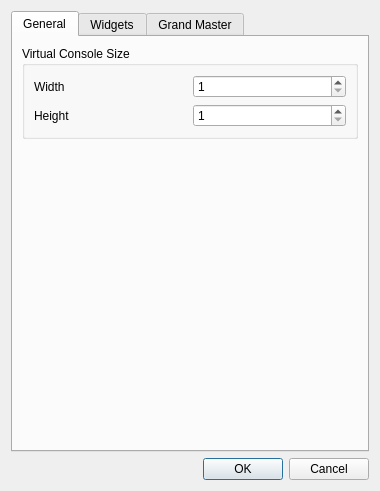
Above: ui/src/virtualconsole/vcproperties.ui from mcallegari/qlcplus before the change. Below: the same form after it.
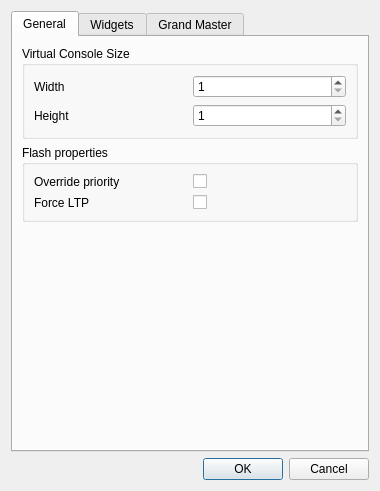
That is the form after the change.

Commit message:
Implement possibility of overriding flash functionality
Implement the possibility to enable overriding and LTP forcing flash scenes.

What changed in the file:
```diff
--- a/ui/src/virtualconsole/vcproperties.ui
+++ b/ui/src/virtualconsole/vcproperties.ui
@@ -43,6 +43,19 @@
        <string>General</string>
       </attribute>
       <layout class="QGridLayout" name="gridLayout_3">
+       <item row="2" column="0">
+        <spacer name="verticalSpacer_2">
+         <property name="orientation">
+          <enum>Qt::Vertical</enum>
+         </property>
+         <property name="sizeHint" stdset="0">
+          <size>
+           <width>20</width>
+           <height>111</height>
+          </size>
+         </property>
+        </spacer>
+       </item>
        <item row="0" column="0">
         <widget class="QGroupBox" name="m_sizeGroup">
          <property name="title">
@@ -105,17 +118,47 @@
         </widget>
        </item>
        <item row="1" column="0">
-        <spacer name="verticalSpacer_2">
-         <property name="orientation">
-          <enum>Qt::Vertical</enum>
+        <widget class="QGroupBox" name="m_flashGroup">
+         <property name="title">
+          <string>Flash properties</string>
          </property>
-         <property name="sizeHint" stdset="0">
-          <size>
-           <width>20</width>
-           <height>111</height>
-          </size>
-         </property>
-        </spacer>
+         <layout class="QGridLayout" name="gridLayout_5">
+          <item row="3" column="0">
+           <widget class="QLabel" name="label_24">
+            <property name="toolTip">
+             <string>Should flash scenes handle all channels as LTP channels. This overrides higher values for intensity channels when flashing.</string>
+            </property>
+            <property name="text">
+             <string>Force LTP</string>
+            </property>
+           </widget>
+          </item>
+          <item row="2" column="0">
+           <widget class="QLabel" name="label">
+            <property name="toolTip">
+             <string>Sets priority of flash values to be higher than sliders and running chasers.</string>
+            </property>
+            <property name="text">
+             <string>Override priority</string>
+            </property>
+           </widget>
+          </item>
+          <item row="3" column="1">
+           <widget class="QCheckBox" name="m_forceLTPBox">
+            <property name="text">
+             <string/>
+            </property>
+           </widget>
+          </item>
+          <item row="2" column="1">
+           <widget class="QCheckBox" name="m_flashOverrideBox">
+            <property name="text">
+             <string/>
+            </property>
+           </widget>
+          </item>
+         </layout>
+        </widget>
        </item>
       </layout>
      </widget>
```
Left out of the diff: 34 changed lines with no effect on the pictures. The commit also changes 11 other files.
